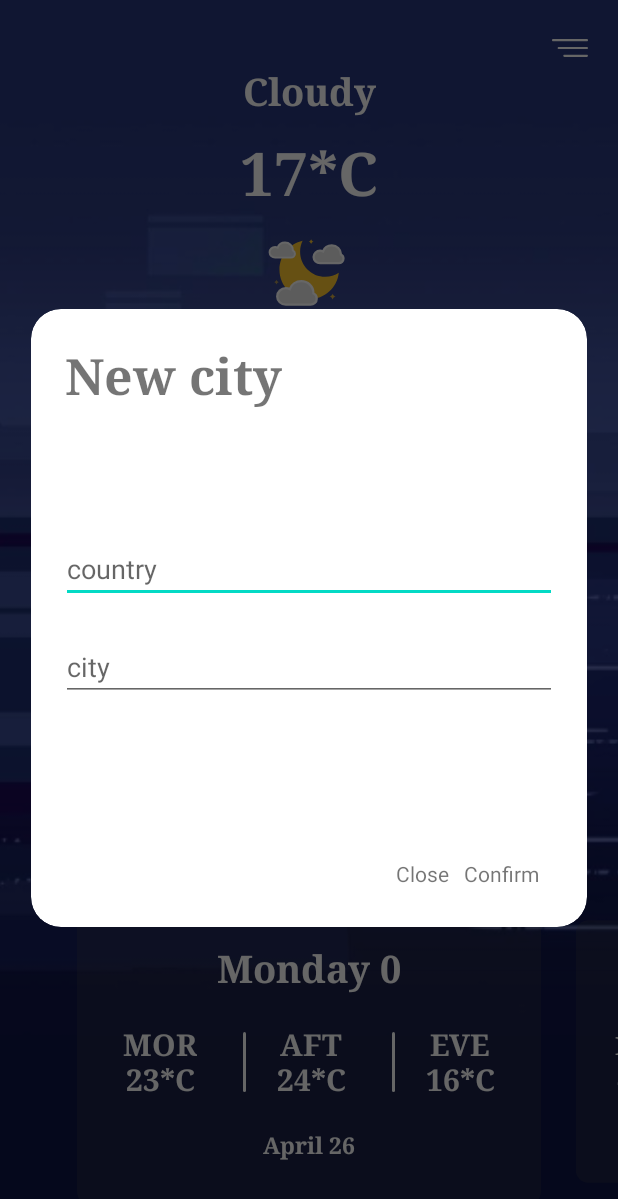
After one commit to lincollincol/WeatherApp, an Android app: the fragment NewCityDialog placed in its activity, on a phone screen of 412 x 824 dp. The commit adds this screen. Shown: the top 1199 px of the screen. Run offline under Robolectric (Android 15) with nearby library versions, the phone set to English and light mode, and no system bars.

Commit message:
New location dialog

```diff
--- a/app/src/main/java/linc/com/weatherapp/domain/interactors/LocationInteractorImpl.kt
+++ b/app/src/main/java/linc/com/weatherapp/domain/interactors/LocationInteractorImpl.kt
@@ -8,6 +8,9 @@ class LocationInteractorImpl(
 ) {
 
     fun getAllCountries() = locationRepository.getAllCountries()
-    fun saveCity() {}
+
+    fun saveCity() {
+
+    }
 
 }
--- a/app/src/main/java/linc/com/weatherapp/ui/adapters/CitiesAdapter.kt
+++ b/app/src/main/java/linc/com/weatherapp/ui/adapters/CitiesAdapter.kt
@@ -12,7 +12,7 @@ class CitiesAdapter : RecyclerView.Adapter<CitiesAdapter.CityViewHolder>() {
 
     private val cities = mutableListOf<CityEntity>()
 
-    fun updateTimeWeathers(cities: List<CityEntity>) {
+    fun updateCities(cities: List<CityEntity>) {
         this.cities.clear()
         this.cities.addAll(cities)
         notifyDataSetChanged()
--- /dev/null
+++ b/app/src/main/java/linc/com/weatherapp/ui/dialogs/NewCityDialog.kt
@@ -0,0 +1,46 @@
+package linc.com.weatherapp.ui.dialogs
+
+import android.graphics.Point
+import android.os.Bundle
+import android.view.*
+import android.widget.ArrayAdapter
+import androidx.core.content.ContextCompat
+import androidx.fragment.app.DialogFragment
+import kotlinx.android.synthetic.main.dialog_new_city.*
+import linc.com.weatherapp.R
+import linc.com.weatherapp.ui.view.NewCityView
+import linc.com.weatherapp.utils.updateOptions
+
+
+class NewCityDialog : DialogFragment(), NewCityView {
+
+    override fun onStart() {
+        super.onStart()
+        val window: Window? = dialog!!.window
+        val size = Point()
+        val display: Display = window!!.windowManager.defaultDisplay
+
+        display.getSize(size)
+        window.setLayout((size.x * 0.9).toInt(), (size.y * 0.5).toInt())
+        window.setGravity(Gravity.CENTER)
+        window.setBackgroundDrawable(ContextCompat.getDrawable(
+            requireContext(),
+            R.drawable.background_dialog_round_corners
+        ))
+    }
+
+    override fun onCreateView(
+        inflater: LayoutInflater,
+        container: ViewGroup?,
+        savedInstanceState: Bundle?
+    ): View? = inflater.inflate(R.layout.dialog_new_city, container, false)
+
+    override fun updateCountries(countries: List<String>) {
+        countryField.updateOptions(countries)
+    }
+
+    override fun updateCities(cities: List<String>) {
+        cityField.updateOptions(cities)
+    }
+
+}
--- a/app/src/main/java/linc/com/weatherapp/ui/fragments/MainWeatherFragment.kt
+++ b/app/src/main/java/linc/com/weatherapp/ui/fragments/MainWeatherFragment.kt
@@ -32,7 +32,7 @@ class MainWeatherFragment : Fragment(R.layout.fragment_main_weather),
     override fun onViewCreated(view: View, savedInstanceState: Bundle?) {
         super.onViewCreated(view, savedInstanceState)
 
-        LocationRepository().getCity()
+//        todo: LocationRepository().getCity()
 
         /*val gson = GsonBuilder().create()
 
--- /dev/null
+++ b/app/src/main/java/linc/com/weatherapp/ui/presenters/NewCityPresenter.kt
@@ -0,0 +1,4 @@
+package linc.com.weatherapp.ui.presenters
+
+class NewCityPresenter {
+}
--- a/app/src/main/java/linc/com/weatherapp/ui/view/CitiesView.kt
+++ b/app/src/main/java/linc/com/weatherapp/ui/view/CitiesView.kt
@@ -5,5 +5,6 @@ interface CitiesView {
     fun showCountries(countries: List<String>)
     fun showCities(cities: List<String>)
 
+    fun showSavedCities(cities: List<String>)
 
 }
--- /dev/null
+++ b/app/src/main/java/linc/com/weatherapp/ui/view/NewCityView.kt
@@ -0,0 +1,8 @@
+package linc.com.weatherapp.ui.view
+
+interface NewCityView {
+
+    fun updateCountries(countries: List<String>)
+    fun updateCities(cities: List<String>)
+
+}
--- /dev/null
+++ b/app/src/main/res/drawable/background_dialog_round_corners.xml
@@ -0,0 +1,6 @@
+<?xml version="1.0" encoding="utf-8"?>
+<shape xmlns:android="http://schemas.android.com/apk/res/android"
+    android:shape="rectangle">
+    <corners android:radius="20dp"/>
+    <solid android:color="@android:color/white"/>
+</shape>
--- /dev/null
+++ b/app/src/main/res/drawable/ic_add_location.xml
@@ -0,0 +1,5 @@
+<vector android:height="24dp" android:tint="#FFFFFF"
+    android:viewportHeight="24.0" android:viewportWidth="24.0"
+    android:width="24dp" xmlns:android="http://schemas.android.com/apk/res/android">
+    <path android:fillColor="#FF000000" android:pathData="M12,2C8.14,2 5,5.14 5,9c0,5.25 7,13 7,13s7,-7.75 7,-13c0,-3.86 -3.14,-7 -7,-7zM16,10h-3v3h-2v-3L8,10L8,8h3L11,5h2v3h3v2z"/>
+</vector>
--- /dev/null
+++ b/app/src/main/res/layout/dialog_new_city.xml
@@ -0,0 +1,71 @@
+<?xml version="1.0" encoding="utf-8"?>
+<androidx.constraintlayout.widget.ConstraintLayout
+    android:layout_width="match_parent"
+    android:layout_height="match_parent"
+    xmlns:android="http://schemas.android.com/apk/res/android"
+    xmlns:app="http://schemas.android.com/apk/res-auto">
+
+    <TextView
+        android:id="@+id/dialogTitle"
+        android:layout_width="wrap_content"
+        android:layout_height="wrap_content"
+        android:text="New city"
+        android:textSize="33sp"
+        android:textStyle="bold"
+        android:fontFamily="serif"
+        app:layout_constraintHorizontal_bias="0.1"
+        app:layout_constraintVertical_bias="0.2"
+        app:layout_constraintTop_toTopOf="parent"
+        app:layout_constraintBottom_toTopOf="@id/countryField"
+        app:layout_constraintStart_toStartOf="parent"
+        app:layout_constraintEnd_toEndOf="parent"/>
+
+    <AutoCompleteTextView
+        android:id="@+id/countryField"
+        android:layout_width="0dp"
+        android:layout_height="wrap_content"
+        android:hint="country"
+        android:layout_marginStart="20dp"
+        android:layout_marginEnd="20dp"
+        android:layout_marginBottom="20dp"
+        app:layout_constraintVertical_chainStyle="packed"
+        app:layout_constraintTop_toTopOf="parent"
+        app:layout_constraintStart_toStartOf="parent"
+        app:layout_constraintEnd_toEndOf="parent"
+        app:layout_constraintBottom_toTopOf="@id/cityField" />
+
+    <AutoCompleteTextView
+        android:id="@+id/cityField"
+        android:layout_width="0dp"
+        android:layout_height="wrap_content"
+        android:hint="city"
+        app:layout_constraintTop_toBottomOf="@id/countryField"
+        app:layout_constraintStart_toStartOf="@id/countryField"
+        app:layout_constraintEnd_toEndOf="@id/countryField"
+        app:layout_constraintBottom_toBottomOf="parent"
+        />
+
+    <TextView
+        android:id="@+id/close"
+        android:text="Close"
+        android:layout_width="wrap_content"
+        android:layout_height="wrap_content"
+        android:layout_marginEnd="10dp"
+        app:layout_constraintTop_toTopOf="@id/confirm"
+        app:layout_constraintBottom_toBottomOf="@id/confirm"
+        app:layout_constraintEnd_toStartOf="@id/confirm"
+        app:layout_constraintHorizontal_chainStyle="packed"/>
+
+    <TextView
+        android:id="@+id/confirm"
+        android:layout_width="wrap_content"
+        android:layout_height="wrap_content"
+        android:text="Confirm"
+        app:layout_constraintHorizontal_bias="0.9"
+        app:layout_constraintVertical_bias="0.8"
+        app:layout_constraintTop_toBottomOf="@id/cityField"
+        app:layout_constraintBottom_toBottomOf="parent"
+        app:layout_constraintEnd_toEndOf="parent"
+        app:layout_constraintStart_toStartOf="parent" />
+
+</androidx.constraintlayout.widget.ConstraintLayout>
```
Also changed, not shown: app/src/main/java/linc/com/weatherapp/ui/fragments/CitiesFragment.kt (+29 -10 lines), app/src/main/java/linc/com/weatherapp/utils/Extensions.kt (added, +10 -0 lines), app/src/main/res/layout/fragment_cities.xml (+12 -0 lines).
